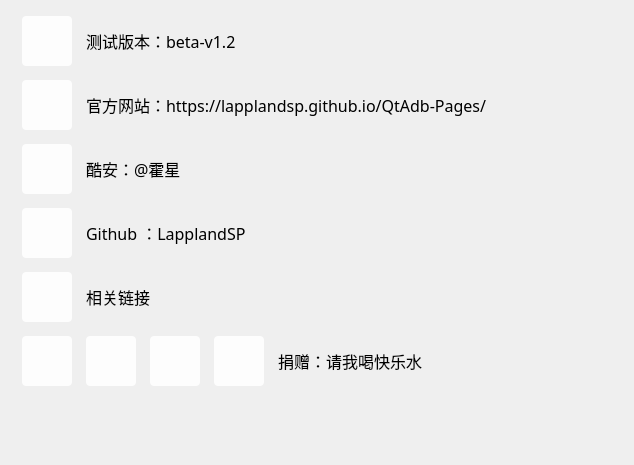
Old version of the form QtAdb/about.ui in the repository LapplandSP/QtAdb.
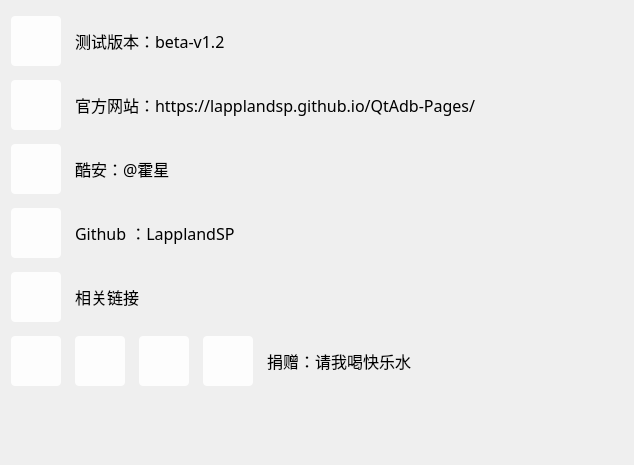
New version of the form. Icons and pictures are not drawn.

What changed in the file:
```diff
--- a/QtAdb/about.ui
+++ b/QtAdb/about.ui
@@ -14,6 +14,12 @@
    <string>Form</string>
   </property>
   <layout class="QVBoxLayout" name="verticalLayout_3">
+   <property name="leftMargin">
+    <number>0</number>
+   </property>
+   <property name="rightMargin">
+    <number>0</number>
+   </property>
    <item>
     <widget class="QWidget" name="widget" native="true">
      <property name="sizePolicy">
```
Left out of the diff: 21 changed lines with no effect on the pictures.
